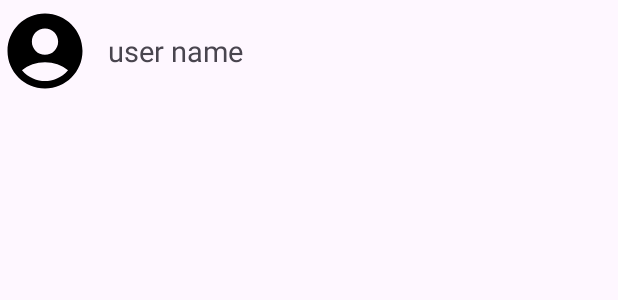
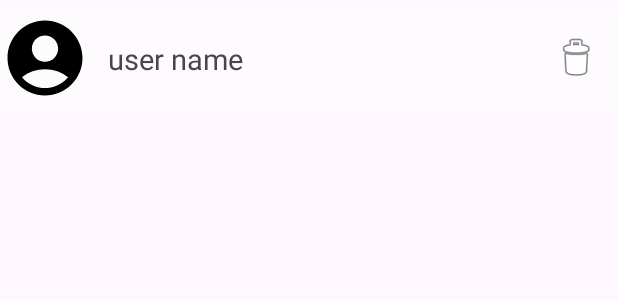
Before and after one commit to GerardDomy/TripShare, an Android app: the layout item_user.xml on its own in the app's theme, with its tools: preview values and no code run, on a phone screen of 412 x 824 dp. Shown: the top 300 px of the screen. Run offline under Robolectric (Android 15) with nearby library versions, the phone set to English and light mode, and no system bars.

Commit message:
Commit 09-04-25 15:55h (Ocultar usuaris del FragmentSearch amb un imagebutton, backgroud posat i no mostrar imagebutton a altres llocs)

```diff
--- a/app/src/main/res/layout/activity_followers.xml
+++ b/app/src/main/res/layout/activity_followers.xml
@@ -2,7 +2,8 @@
     android:layout_width="match_parent"
     android:layout_height="match_parent"
     android:orientation="vertical"
-    android:padding="16dp">
+    android:padding="16dp"
+    android:background="@color/white">
 
     <TextView
         android:id="@+id/title"
--- a/app/src/main/res/layout/fragment_search.xml
+++ b/app/src/main/res/layout/fragment_search.xml
@@ -6,6 +6,10 @@
     android:layout_height="match_parent"
     tools:context=".Search.FragmentSearch">
 
+    <ImageView
+        android:layout_width="match_parent"
+        android:layout_height="match_parent"
+        android:background="@drawable/backgroundsearch"/>
     <EditText
         android:id="@+id/searchUsersET"
         android:layout_width="match_parent"
@@ -15,6 +19,7 @@
         android:padding="8dp"
         android:background="#EFEFEF"
         android:layout_margin="8dp"/>
+
 
 
     <androidx.recyclerview.widget.RecyclerView
--- a/app/src/main/res/layout/item_user.xml
+++ b/app/src/main/res/layout/item_user.xml
@@ -1,25 +1,38 @@
-<?xml version="1.0" encoding="utf-8"?>
 <RelativeLayout
     xmlns:android="http://schemas.android.com/apk/res/android"
+    xmlns:app="http://schemas.android.com/apk/res-auto"
     android:layout_width="match_parent"
-    android:layout_height="wrap_content"
-    xmlns:app="http://schemas.android.com/apk/res-auto"
-    android:layout_marginTop="4dp">
+    android:layout_height="70dp"
+    android:layout_marginTop="4dp"
+    android:background="@color/item_user">
 
     <de.hdodenhof.circleimageview.CircleImageView
         android:id="@+id/profile_image"
         android:layout_width="60dp"
         android:layout_height="60dp"
-        android:src="@drawable/ic_fragment_account" />
+        android:src="@drawable/ic_fragment_account"
+        android:layout_centerVertical="true" />
 
     <TextView
         android:id="@+id/username"
         android:layout_width="wrap_content"
         android:layout_height="wrap_content"
         android:text="user name"
-        android:layout_toRightOf="@+id/profile_image"
+        android:layout_toRightOf="@id/profile_image"
         android:layout_centerInParent="true"
         android:layout_marginLeft="12dp"
         android:textSize="19sp"/>
 
+    <ImageButton
+        android:id="@+id/delete_button"
+        android:layout_width="32dp"
+        android:layout_height="32dp"
+        android:layout_alignParentRight="true"
+        android:layout_centerVertical="true"
+        android:layout_marginRight="12dp"
+        android:src="@android:drawable/ic_menu_delete"
+        android:contentDescription="Borrar usuario"
+        android:visibility="visible"
+        android:background="?attr/selectableItemBackgroundBorderless"/>
+
 </RelativeLayout>
--- a/app/src/main/res/values/colors.xml
+++ b/app/src/main/res/values/colors.xml
@@ -9,6 +9,7 @@
     <color name="black">#FF000000</color>
     <color name="white">#FFFFFFFF</color>
     <color name="primaryColor">#6200EE</color>
+    <color name="item_user">#8CFFFFFF</color>
 
     <!--    Setting-->
     <color name="settings_text_title">#000000</color>
```
Also changed, not shown: app/src/main/java/com/example/tripshare/Account/FollowersActivity.kt (+4 -4 lines), app/src/main/java/com/example/tripshare/Search/FragmentSearch.kt (+23 -11 lines), app/src/main/java/com/example/tripshare/Search/UserAdapter.kt (+43 -3 lines), app/src/main/res/drawable/backgroundsearch.jpg (added).
